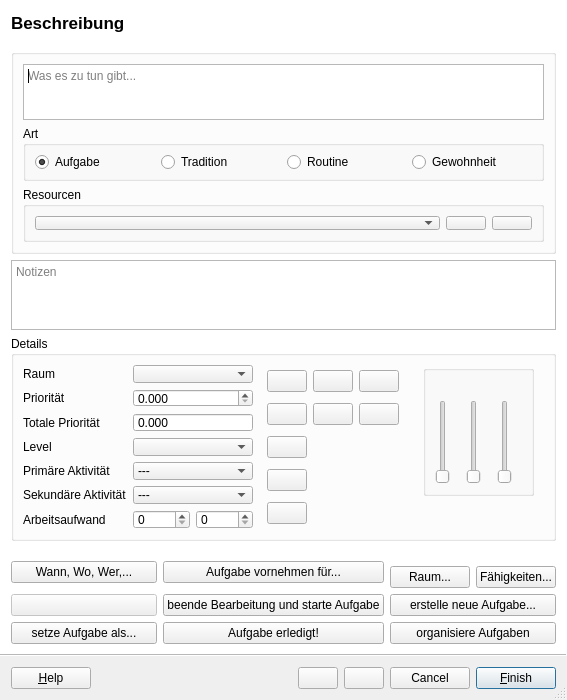
The window that src/ui/task_editor.ui (amogorkon/watnu) describes before a commit, drawn with Qt 5.
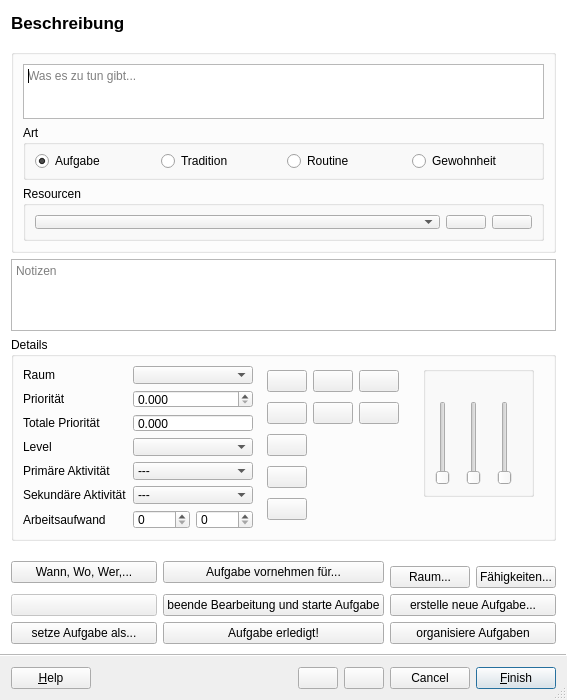
The same window after the commit. Icons and pictures are not drawn.

Diff of the .ui file:
```diff
--- a/src/ui/task_editor.ui
+++ b/src/ui/task_editor.ui
@@ -57,7 +57,7 @@
        <item>
         <widget class="QTextEdit" name="do">
          <property name="sizePolicy">
-          <sizepolicy hsizetype="Preferred" vsizetype="Fixed">
+          <sizepolicy hsizetype="Preferred" vsizetype="MinimumExpanding">
            <horstretch>0</horstretch>
            <verstretch>0</verstretch>
           </sizepolicy>
@@ -205,9 +205,9 @@
     <item>
      <widget class="QPlainTextEdit" name="notes">
       <property name="sizePolicy">
-       <sizepolicy hsizetype="Expanding" vsizetype="Maximum">
+       <sizepolicy hsizetype="Expanding" vsizetype="MinimumExpanding">
         <horstretch>0</horstretch>
-        <verstretch>0</verstretch>
+        <verstretch>2</verstretch>
        </sizepolicy>
       </property>
       <property name="sizeAdjustPolicy">
```
Left out of the diff: 28 changed lines with no effect on the pictures.
